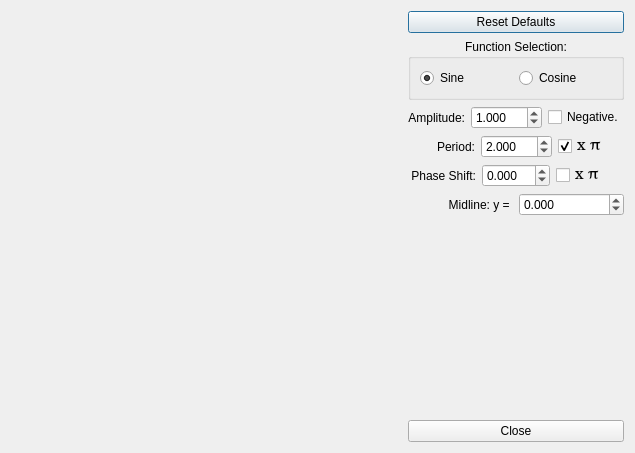
This is creategraphswindow.ui in slivings99/sinusoidal-graphs as Qt 5 draws it before an edit. The edited form follows.
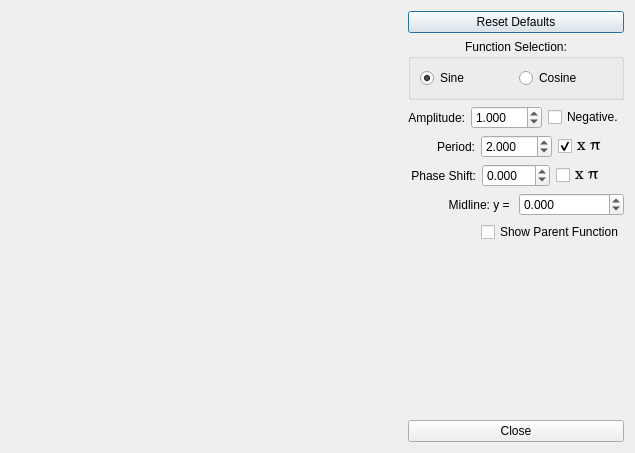
This is the edited form. Custom widgets are drawn as their Qt base class.

Commit message: Added check box for showing the parent function (in black). Also pulled out curve drawing to a separate function to re-use this code.

Diff of the .ui file:
```diff
--- a/creategraphswindow.ui
+++ b/creategraphswindow.ui
@@ -216,6 +216,30 @@
        </item>
       </layout>
      </item>
+     <item>
+      <layout class="QHBoxLayout" name="horizontalLayout_6">
+       <item>
+        <spacer name="horizontalSpacer">
+         <property name="orientation">
+          <enum>Qt::Horizontal</enum>
+         </property>
+         <property name="sizeHint" stdset="0">
+          <size>
+           <width>40</width>
+           <height>20</height>
+          </size>
+         </property>
+        </spacer>
+       </item>
+       <item>
+        <widget class="QCheckBox" name="checkParentFunction">
+         <property name="text">
+          <string>Show Parent Function</string>
+         </property>
+        </widget>
+       </item>
+      </layout>
+     </item>
      <item>
       <spacer name="verticalSpacer">
        <property name="orientation">
```
Left out of the diff: 1 changed line with no effect on the pictures. The commit also changes 4 other files.
